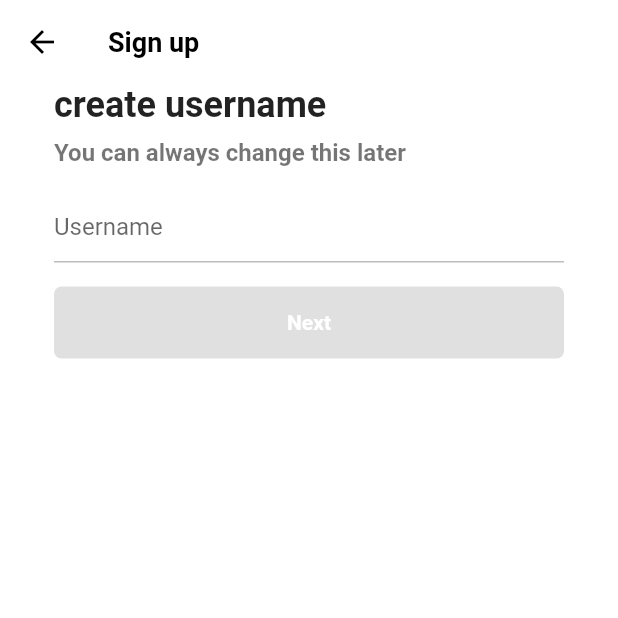
After one commit to sjmoon83/TikTok_Clone, a Flutter app: the screen it shows after launch, after a tap on "Use email & password", on a phone screen of 412 x 824 dp, the top half of it. The commit adds this screen. Run offline on Flutter 3.47's test engine with Material 2 defaults, Android fonts, the phone set to English and light mode, and no system bars; our stand-ins replace font_awesome_flutter.

Commit message:
230706_usernameScreen

```diff
--- a/lib/features/authentication/login_screen.dart
+++ b/lib/features/authentication/login_screen.dart
@@ -7,7 +7,7 @@ import 'package:tiktok_clone/features/authentication/widgets/auth_button.dart';
 class LoginScreen extends StatelessWidget {
   const LoginScreen({super.key});
 
-  void onSignUpTap(BuildContext context) {
+  void _onSignUpTap(BuildContext context) {
     Navigator.of(context).pop();
   }
 
@@ -55,7 +55,7 @@ class LoginScreen extends StatelessWidget {
         ),
       ),
       bottomNavigationBar: BottomAppBar(
-        color: Colors.grey.shade100,
+        color: Colors.grey.shade50,
         elevation: 2,
         child: Padding(
           padding: const EdgeInsets.symmetric(
@@ -67,7 +67,7 @@ class LoginScreen extends StatelessWidget {
               const Text("Don't have an account?"),
               Gaps.h5,
               GestureDetector(
-                onTap: () => onSignUpTap(context),
+                onTap: () => _onSignUpTap(context),
                 child: Text(
                   'Sign up',
                   style: TextStyle(
--- a/lib/features/authentication/sign_up_screen.dart
+++ b/lib/features/authentication/sign_up_screen.dart
@@ -3,15 +3,24 @@ import 'package:font_awesome_flutter/font_awesome_flutter.dart';
 import 'package:tiktok_clone/constants/gaps.dart';
 import 'package:tiktok_clone/constants/sizes.dart';
 import 'package:tiktok_clone/features/authentication/login_screen.dart';
+import 'package:tiktok_clone/features/authentication/username_screen.dart';
 import 'package:tiktok_clone/features/authentication/widgets/auth_button.dart';
 
 class SignUpScreen extends StatelessWidget {
   const SignUpScreen({super.key});
 
-  void onLoginTap(BuildContext context) {
+  void _onLoginTap(BuildContext context) {
     Navigator.of(context).push(
       MaterialPageRoute(
         builder: (context) => const LoginScreen(),
+      ),
+    );
+  }
+
+  void _onEmailTap(BuildContext context) {
+    Navigator.of(context).push(
+      MaterialPageRoute(
+        builder: (context) => const UsernameScreen(),
       ),
     );
   }
@@ -23,9 +32,9 @@ class SignUpScreen extends StatelessWidget {
         child: Padding(
           padding: const EdgeInsets.all(Sizes.size14),
           child: Column(
-            children: const [
+            children: [
               Gaps.v80,
-              Text(
+              const Text(
                 "Sign up for TikTok",
                 style: TextStyle(
                   fontSize: Sizes.size24,
@@ -33,7 +42,7 @@ class SignUpScreen extends StatelessWidget {
                 ),
               ),
               Gaps.v20,
-              Text(
+              const Text(
                 "Create a profile, follow other accounts, make your own videos, and more.",
                 style: TextStyle(
                   fontSize: Sizes.size16,
@@ -42,13 +51,16 @@ class SignUpScreen extends StatelessWidget {
                 textAlign: TextAlign.center,
               ),
               Gaps.v40,
-              AuthButton(
-                  icon: FaIcon(
-                    FontAwesomeIcons.user,
-                  ),
-                  text: "Use email & password"),
+              GestureDetector(
+                onTap: () => _onEmailTap(context),
+                child: const AuthButton(
+                    icon: FaIcon(
+                      FontAwesomeIcons.user,
+                    ),
+                    text: "Use email & password"),
+              ),
               Gaps.v16,
-              AuthButton(
+              const AuthButton(
                   icon: FaIcon(
                     FontAwesomeIcons.apple,
                   ),
@@ -58,7 +70,7 @@ class SignUpScreen extends StatelessWidget {
         ),
       ),
       bottomNavigationBar: BottomAppBar(
-        color: Colors.grey.shade100,
+        color: Colors.grey.shade50,
         elevation: 2,
         child: Padding(
           padding: const EdgeInsets.symmetric(
@@ -70,7 +82,7 @@ class SignUpScreen extends StatelessWidget {
               const Text('Already have an account?'),
               Gaps.h5,
               GestureDetector(
-                onTap: () => onLoginTap(context),
+                onTap: () => _onLoginTap(context),
                 child: Text(
                   'Log in',
                   style: TextStyle(
--- /dev/null
+++ b/lib/features/authentication/username_screen.dart
@@ -0,0 +1,102 @@
+import 'package:flutter/material.dart';
+import 'package:tiktok_clone/constants/gaps.dart';
+import 'package:tiktok_clone/constants/sizes.dart';
+
+class UsernameScreen extends StatefulWidget {
+  const UsernameScreen({super.key});
+
+  @override
+  State<UsernameScreen> createState() => _UsernameScreenState();
+}
+
+class _UsernameScreenState extends State<UsernameScreen> {
+  final TextEditingController _usernameController = TextEditingController();
+
+  String _username = "";
+
+  @override
+  void initState() {
+    super.initState();
+
+    _usernameController.addListener(() {
+      setState(() {
+        _username = _usernameController.text;
+      });
+    });
+  }
+
+  @override
+  Widget build(BuildContext context) {
+    return Scaffold(
+      backgroundColor: Colors.white,
+      appBar: AppBar(
+        title: const Text(
+          "Sign up",
+        ),
+      ),
+      body: Padding(
+        padding: const EdgeInsets.symmetric(horizontal: Sizes.size36),
+        child: Column(
+          crossAxisAlignment: CrossAxisAlignment.start,
+          children: [
+            Gaps.h40,
+            const Text(
+              "create username",
+              style: TextStyle(
+                fontSize: Sizes.size24,
+                fontWeight: FontWeight.w700,
+              ),
+            ),
+            Gaps.v8,
+            const Text(
+              "You can always change this later",
+              style: TextStyle(
+                fontSize: Sizes.size16,
+                color: Colors.black54,
+                fontWeight: FontWeight.w600,
+              ),
+            ),
+            Gaps.v16,
+            TextField(
+              controller: _usernameController,
+              decoration: InputDecoration(
+                hintText: "Username",
+                enabledBorder: UnderlineInputBorder(
+                  borderSide: BorderSide(
+                    color: Colors.grey.shade400,
+                  ),
+                ),
+                focusedBorder: UnderlineInputBorder(
+                  borderSide: BorderSide(
+                    color: Colors.grey.shade400,
+                  ),
+                ),
+              ),
+              cursorColor: Theme.of(context).primaryColor,
+            ),
+            Gaps.v16,
+            FractionallySizedBox(
+              widthFactor: 1,
+              child: AnimatedContainer(
+                padding: const EdgeInsets.symmetric(vertical: Sizes.size16),
+                decoration: BoxDecoration(
+                  borderRadius: BorderRadius.circular(Sizes.size5),
+                  color: _username.isEmpty
+                      ? Colors.grey.shade300
+                      : Theme.of(context).primaryColor,
+                ),
+                duration: const Duration(milliseconds: 300),
+                child: const Text(
+                  'Next',
+                  textAlign: TextAlign.center,
+                  style: TextStyle(
+                      color: Colors.white, fontWeight: FontWeight.w600),
+                ),
+              ),
+            ),
+          ],
+        ),
+      ),
+    );
+  }
+}
--- a/lib/main.dart
+++ b/lib/main.dart
@@ -1,4 +1,5 @@
 import 'package:flutter/material.dart';
+import 'package:tiktok_clone/constants/sizes.dart';
 import 'package:tiktok_clone/features/authentication/sign_up_screen.dart';
 
 void main() {
@@ -13,8 +14,17 @@ class TickTokApp extends StatelessWidget {
     return MaterialApp(
       title: 'TikTok Clone',
       theme: ThemeData(
-        primaryColor: const Color(0xFFE9435A),
-      ),
+          scaffoldBackgroundColor: Colors.white,
+          primaryColor: const Color(0xFFE9435A),
+          appBarTheme: const AppBarTheme(
+            foregroundColor: Colors.black,
+            backgroundColor: Colors.white,
+            elevation: 0,
+            titleTextStyle: TextStyle(
+                color: Colors.black,
+                fontSize: Sizes.size16 + Sizes.size2,
+                fontWeight: FontWeight.w600),
+          )),
       home: const SignUpScreen(),
     );
   }
```
Also changed, not shown: lib/features/authentication/email_screen.dart (added).
